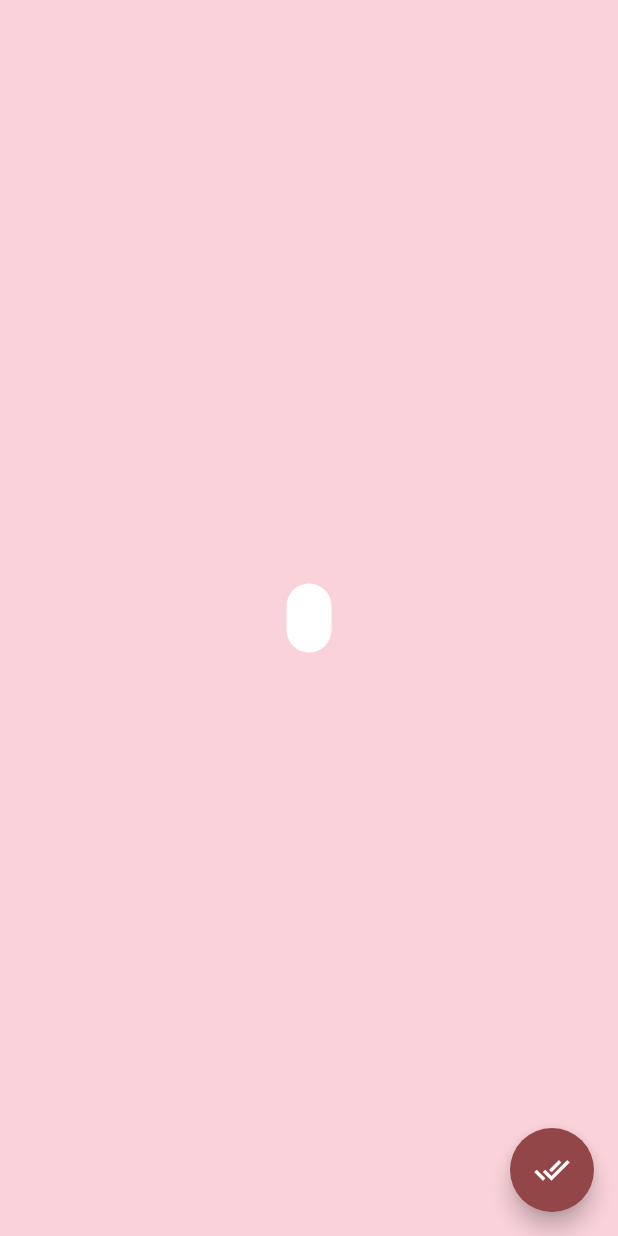
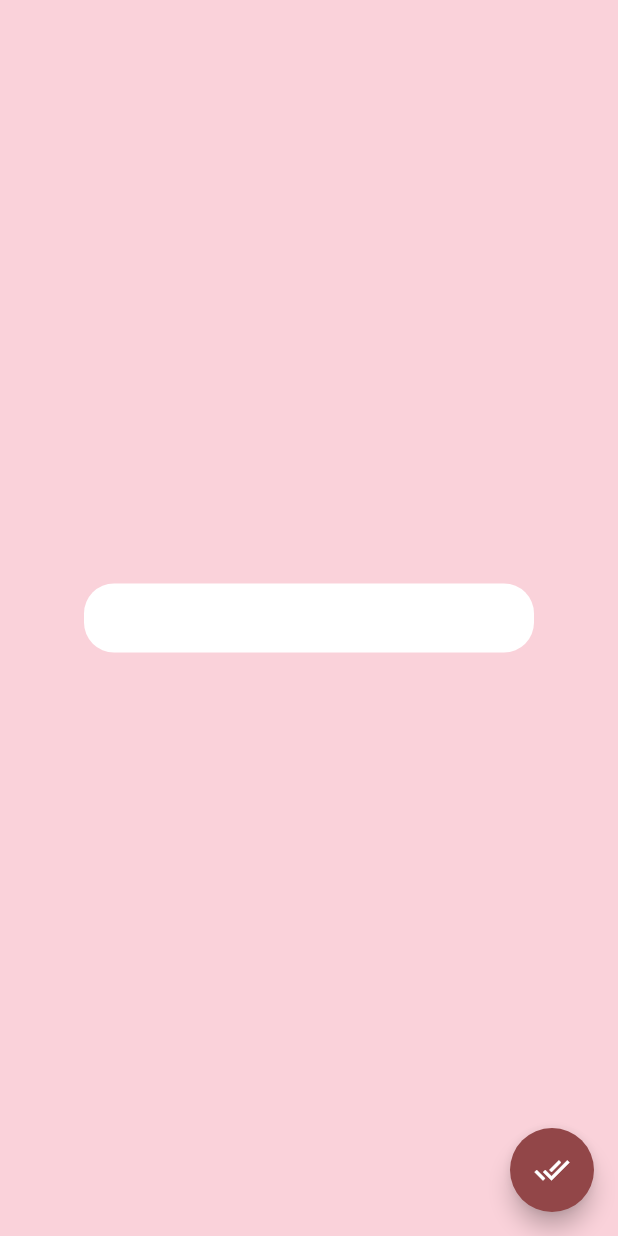
Before and after one commit to EmrSyhn/Fall-Uygulamasi, a Flutter app: the screen it shows after launch, after a tap on the "done all" icon, on a phone screen of 412 x 824 dp. Run offline on Flutter 3.47's test engine with Material 2 defaults, Android fonts, the phone set to English and light mode, and no system bars; our stand-ins replace cloud_firestore, firebase_core; accounts and stored records are empty.

Commit message:
uygulama düzenlendi

```diff
--- a/lib/homepage.dart
+++ b/lib/homepage.dart
@@ -1,5 +1,3 @@
-// ignore_for_file: unnecessary_string_interpolations, unnecessary_null_comparison
-
 import 'dart:math';
 import 'package:cloud_firestore/cloud_firestore.dart';
 import 'package:flutter/material.dart';
@@ -34,10 +32,11 @@ class _HomePageState extends State<HomePage> {
                   color: Colors.white,
                   borderRadius: BorderRadius.circular(20.0),
                 ),
+                width: 300,
                 child: Column(
                   children: [
                     Text(
-                      '$gelenYaziIcerigi',
+                      gelenYaziIcerigi,
                       style: const TextStyle(fontWeight: FontWeight.bold),
                     ),
                   ],
@@ -57,11 +56,11 @@ class _HomePageState extends State<HomePage> {
   }
 
   yazGetir() {
-    FirebaseFirestore.instance.collection('Yazilar').doc('3').get().then(
+    FirebaseFirestore.instance.collection('Yazilar').doc('1').get().then(
       (gelenVeri) {
         setState(
           () {
-            gelenYaziIcerigi = gelenVeri.data()?['icerik'];
+            gelenYaziIcerigi = gelenVeri.data()!['icerik'];
           },
         );
       },
--- a/lib/main.dart
+++ b/lib/main.dart
@@ -1,9 +1,9 @@
-import 'package:fal_app/homepage.dart';
 import 'package:flutter/material.dart';
 import 'package:firebase_core/firebase_core.dart';
 import 'firebase_options.dart';
+import 'homepage.dart';
 
-Future<void> main() async {
+void main() async {
   WidgetsFlutterBinding.ensureInitialized();
   await Firebase.initializeApp(
     options: DefaultFirebaseOptions.currentPlatform,
--- a/pubspec.yaml
+++ b/pubspec.yaml
@@ -37,6 +37,7 @@ dependencies:
   cloud_firestore: ^3.1.17
   firebase_auth: ^3.3.19
   flutter_launcher_icons: ^0.9.3
+  firebase_core: ^1.20.0
 
 flutter_icons:
   android: "launcher_icon"
```
Also changed, not shown: lib/firebase_options.dart, pubspec.lock, 5 other files.
